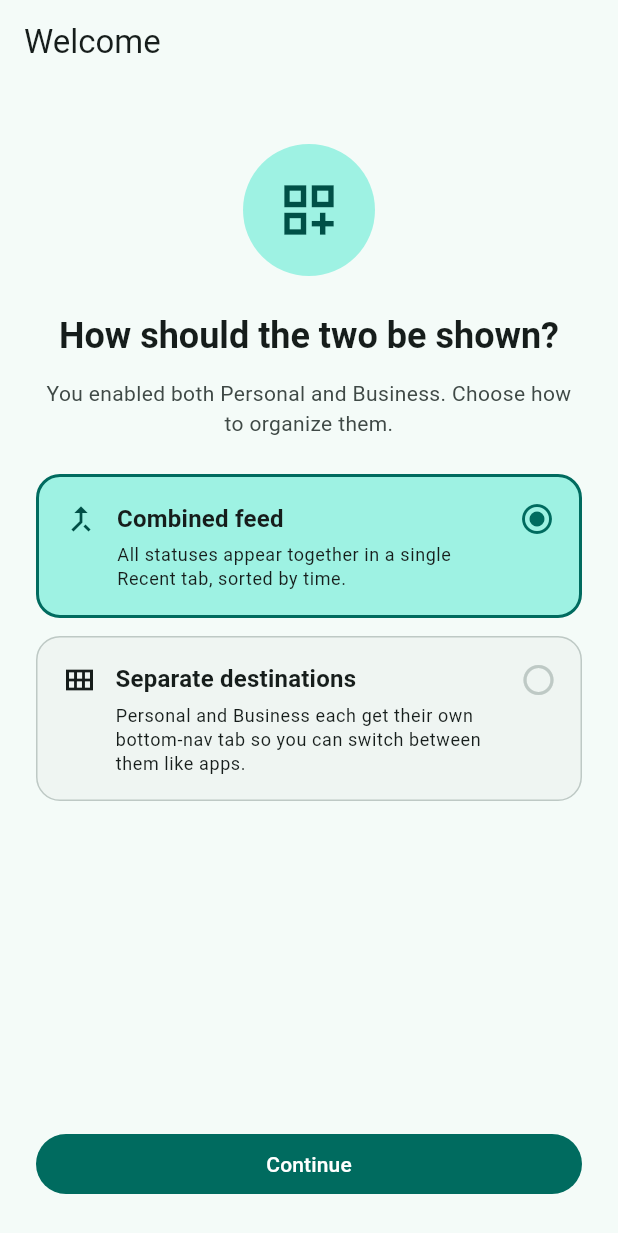
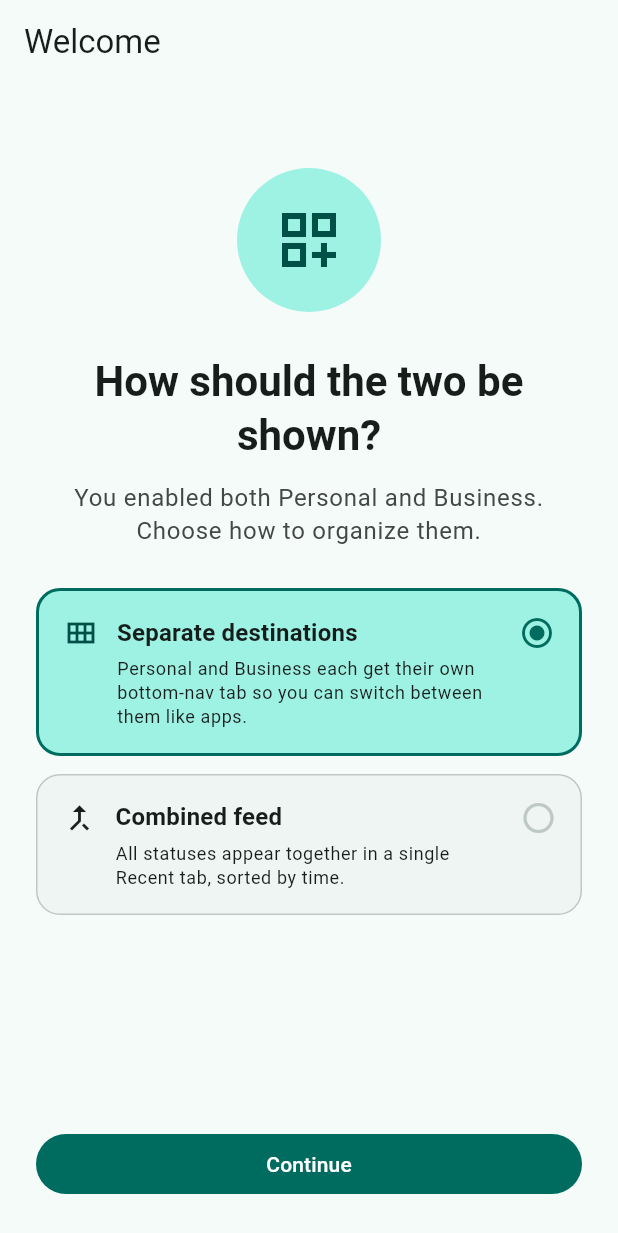
Before and after one commit to paywhiz/status-saver, a Flutter app: the screen it shows after launch, swiped to page 5, on a phone screen of 412 x 824 dp. Shown: the top 1233 px of the screen. Run offline on Flutter 3.47's test engine with Material 3 defaults, Android fonts, the phone set to English and light mode, and no system bars; our stand-ins replace file_picker, permission_handler, share_plus, shared_preferences, video_player; missing offline and left inert: image_gallery_saver_plus, receive_sharing_intent, saf_util.

Commit message:
fix(ui): address onboarding, grid, and viewer feedback
- onboarding view-mode step now holds local state and persists after the
  per-instance enable toggles, so tapping "Separate destinations"
  visibly updates and sticks (previously the SettingsController getter
  short-circuited to combined while bothInstancesEnabled was still false
  mid-flow). Defaults to separate.
- grant step rows now read as status badges (lock/check + Pending/Granted
  pill) rather than radio-style selectors that aren't actually tappable.
- onboarding typography: title bumped to headlineMedium, body to
  bodyLarge with 1.4 line-height; added breathing room around the icon.
- video thumbnails: stable per-tile keys + reactive future recreation in
  _AsyncThumb (drop late final) so recycled tiles don't keep stale
  futures, plus a background warm prefetch of the first 16 video thumbs
  after listRecent() so the disk cache is hot before the grid renders.
- play badge slimmed (40px translucent circle with a play_arrow icon)
  so it stops covering ~40% of every thumbnail.
- filter unsupported / unknown extensions out of the SAF listing and
  add errorBuilder fallbacks to Image.file / Image.memory so corrupt
  or zero-byte items render a placeholder instead of a blank tile.
- image viewer wires a TransformationController and reports zoom state
  to the parent; PageView uses NeverScrollableScrollPhysics while any
  image is zoomed so a two-finger pinch isn't stolen by horizontal page
  advancement. Double-tap resets zoom as an escape hatch.

https://claude.ai/code/session_01DqbUxqyp2a73i7oiapeD5G

```diff
--- a/lib/data/android_status_source.dart
+++ b/lib/data/android_status_source.dart
@@ -135,7 +135,10 @@ class AndroidStatusSource implements StatusRepository {
     }
     return [
       for (final c in children)
-        if (!c.isDir && !c.name.startsWith('.') && c.name != '.nomedia')
+        if (!c.isDir &&
+            !c.name.startsWith('.') &&
+            c.name != '.nomedia' &&
+            isMediaFileName(c.name))
           StatusItem(
             id: c.uri,
             kind: kindFromName(c.name),
--- a/lib/features/onboarding/onboarding_page.dart
+++ b/lib/features/onboarding/onboarding_page.dart
@@ -42,6 +42,11 @@ class _OnboardingPageState extends State<OnboardingPage> {
   bool _personalGranted = false;
   bool _businessGranted = false;
 
+  // Default to "separate" — when the user explicitly enabled both instances
+  // it's the more useful starting choice, and avoids the impression that the
+  // toggle isn't responsive on the view-mode step.
+  RecentViewMode _viewMode = RecentViewMode.separate;
+
   @override
   void dispose() {
     _pc.dispose();
@@ -57,6 +62,12 @@ class _OnboardingPageState extends State<OnboardingPage> {
     final settings = context.read<SettingsController>();
     await settings.setPersonalEnabled(_personalGranted && _personalSelected);
     await settings.setBusinessEnabled(_businessGranted && _businessSelected);
+    // Persist the view-mode choice only when both instances ended up enabled —
+    // the getter ignores it otherwise. Done after the enable toggles so the
+    // value sticks.
+    if (settings.bothInstancesEnabled) {
+      await settings.setViewMode(_viewMode);
+    }
     await settings.setOnboardingCompleted(true);
     if (mounted) {
       await context.read<RecentController>().init();
@@ -107,7 +118,11 @@ class _OnboardingPageState extends State<OnboardingPage> {
               }
             },
           ),
-          ViewModeStep(onNext: _next),
+          ViewModeStep(
+            initial: _viewMode,
+            onChanged: (m) => setState(() => _viewMode = m),
+            onNext: _next,
+          ),
           DoneStep(onFinish: _finish),
         ],
       ),
--- a/lib/features/onboarding/steps/step_scaffold.dart
+++ b/lib/features/onboarding/steps/step_scaffold.dart
@@ -32,21 +32,21 @@ class StepScaffold extends StatelessWidget {
                 child: Column(
                   crossAxisAlignment: CrossAxisAlignment.stretch,
                   children: [
-                    const SizedBox(height: 16),
+                    const SizedBox(height: 32),
                     Container(
-                      width: 88,
-                      height: 88,
+                      width: 96,
+                      height: 96,
                       decoration: BoxDecoration(
                         color: scheme.primaryContainer,
                         shape: BoxShape.circle,
                       ),
-                      child: Icon(icon, size: 44, color: scheme.onPrimaryContainer),
+                      child: Icon(icon, size: 48, color: scheme.onPrimaryContainer),
                     ),
-                    const SizedBox(height: 24),
+                    const SizedBox(height: 28),
                     Text(
                       title,
                       textAlign: TextAlign.center,
-                      style: Theme.of(context).textTheme.headlineSmall?.copyWith(
+                      style: Theme.of(context).textTheme.headlineMedium?.copyWith(
                             fontWeight: FontWeight.w600,
                           ),
                     ),
@@ -54,11 +54,12 @@ class StepScaffold extends StatelessWidget {
                     Text(
                       body,
                       textAlign: TextAlign.center,
-                      style: Theme.of(context).textTheme.bodyMedium?.copyWith(
+                      style: Theme.of(context).textTheme.bodyLarge?.copyWith(
                             color: scheme.onSurfaceVariant,
+                            height: 1.4,
                           ),
                     ),
-                    const SizedBox(height: 24),
+                    const SizedBox(height: 28),
                     ...children,
                   ],
                 ),
--- a/lib/features/onboarding/steps/view_mode_step.dart
+++ b/lib/features/onboarding/steps/view_mode_step.dart
@@ -1,40 +1,64 @@
 import 'package:flutter/material.dart';
-import 'package:provider/provider.dart';
 
 import '../../settings/settings_controller.dart';
 import 'step_scaffold.dart';
 
-class ViewModeStep extends StatelessWidget {
-  const ViewModeStep({super.key, required this.onNext});
+/// Lets the user choose between combined and separate destinations when both
+/// instances are enabled. State is held locally and reported up to the
+/// onboarding parent on every change so it can be persisted at the end of the
+/// flow — `SettingsController.viewMode`'s getter ignores stored values until
+/// `bothInstancesEnabled` is true, which doesn't happen until `_finish()`.
+class ViewModeStep extends StatefulWidget {
+  const ViewModeStep({
+    super.key,
+    required this.initial,
+    required this.onChanged,
+    required this.onNext,
+  });
+
+  final RecentViewMode initial;
+  final ValueChanged<RecentViewMode> onChanged;
   final VoidCallback onNext;
 
   @override
+  State<ViewModeStep> createState() => _ViewModeStepState();
+}
+
+class _ViewModeStepState extends State<ViewModeStep> {
+  late RecentViewMode _selected = widget.initial;
+
+  void _select(RecentViewMode mode) {
+    if (mode == _selected) return;
+    setState(() => _selected = mode);
+    widget.onChanged(mode);
+  }
+
+  @override
   Widget build(BuildContext context) {
-    final s = context.watch<SettingsController>();
     return StepScaffold(
       icon: Icons.dashboard_customize_outlined,
       title: 'How should the two be shown?',
       body: 'You enabled both Personal and Business. Choose how to organize them.',
       primary: FilledButton(
-        onPressed: onNext,
+        onPressed: widget.onNext,
         child: const Text('Continue'),
       ),
       children: [
-        _Choice(
-          icon: Icons.merge_type,
-          title: 'Combined feed',
-          body: 'All statuses appear together in a single Recent tab, sorted by time.',
-          selected: s.viewMode == RecentViewMode.combined,
-          onTap: () => s.setViewMode(RecentViewMode.combined),
-        ),
-        const SizedBox(height: 12),
         _Choice(
           icon: Icons.view_module_outlined,
           title: 'Separate destinations',
           body:
               'Personal and Business each get their own bottom-nav tab so you can switch between them like apps.',
-          selected: s.viewMode == RecentViewMode.separate,
-          onTap: () => s.setViewMode(RecentViewMode.separate),
+          selected: _selected == RecentViewMode.separate,
+          onTap: () => _select(RecentViewMode.separate),
+        ),
+        const SizedBox(height: 12),
+        _Choice(
+          icon: Icons.merge_type,
+          title: 'Combined feed',
+          body: 'All statuses appear together in a single Recent tab, sorted by time.',
+          selected: _selected == RecentViewMode.combined,
+          onTap: () => _select(RecentViewMode.combined),
         ),
       ],
     );
--- a/lib/features/recent/recent_page.dart
+++ b/lib/features/recent/recent_page.dart
@@ -131,6 +131,7 @@ class _RecentGrid extends StatelessWidget {
         itemBuilder: (context, i) {
           final it = items[i];
           return StatusTile(
+            key: ValueKey(it.uri ?? it.file?.path ?? it.id),
             item: it,
             showOriginBadge: showOriginBadge,
             thumbnailBytes: () async => it.isVideo
```
Also changed, not shown: lib/data/status_item.dart (+22 -5 lines), lib/features/onboarding/steps/grant_step.dart (+25 -3 lines), lib/features/recent/recent_controller.dart (+15 -0 lines), lib/features/viewer/image_viewer.dart (+49 -3 lines), lib/features/viewer/viewer_page.dart (+11 -1 lines), lib/widgets/status_tile.dart (+53 -15 lines).
